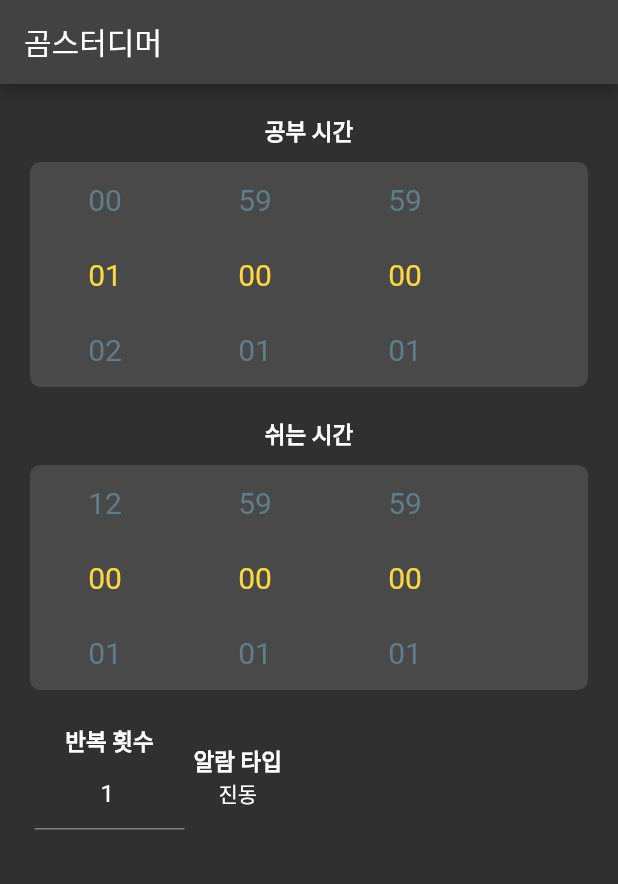
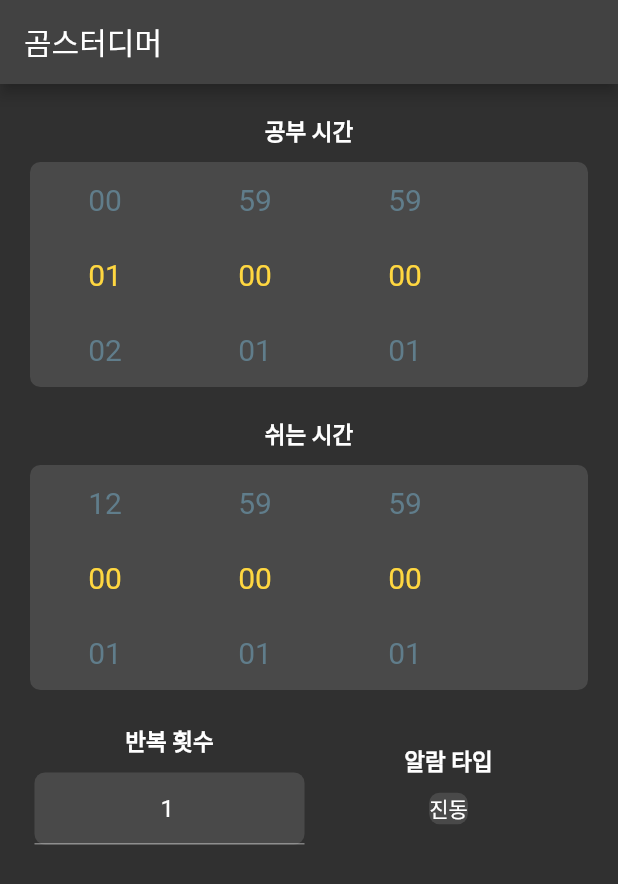
Before and after one commit to MISEONGKIM/studimer, a Flutter app: the screen it shows after launch, on a phone screen of 412 x 824 dp. Shown: the top 884 px of the screen. Run offline on Flutter 3.47's test engine with Material 2 defaults, Android fonts, the phone set to English and light mode, and no system bars; drawn by our look-alikes of numberpicker; our stand-ins replace floor, sqflite; accounts and stored records are empty; generated files the repository leaves out were written again.

Commit message:
NoticeType enum 추가

```diff
--- a/lib/src/core/resources/type.dart
+++ b/lib/src/core/resources/type.dart
@@ -1 +1,3 @@
 enum FocusNum { none, studytime, resttime, repeat, notice }
+
+enum NoticeType { sounds, vivration, message }
--- a/lib/src/presentation/views/main_view.dart
+++ b/lib/src/presentation/views/main_view.dart
@@ -43,11 +43,12 @@ class MainView extends StatelessWidget {
                           focusNum: FocusNum.resttime,
                         )),
                     Row(
+                      mainAxisAlignment: MainAxisAlignment.center,
                       children: [
                         _enableCheck(provider.focusOn, FocusNum.repeat,
-                            const RepeatWidget()),
+                            const Expanded(child: RepeatWidget())),
                         _enableCheck(provider.focusOn, FocusNum.notice,
-                            const NoticeWidget())
+                            const Expanded(child: NoticeWidget()))
                       ],
                     )
                   ],
--- a/lib/src/presentation/widgets/notice/notice_list_container.dart
+++ b/lib/src/presentation/widgets/notice/notice_list_container.dart
@@ -1,5 +1,8 @@
-import 'package:flutter/cupertino.dart';
+import 'package:flutter/material.dart';
 import 'package:studimer/src/core/common/provider_consumer.dart';
+import 'package:studimer/src/core/resources/type.dart';
+
+import 'notice_list.dart';
 
 class NoticeListContainer extends StatelessWidget {
   const NoticeListContainer({Key? key}) : super(key: key);
@@ -7,8 +10,19 @@ class NoticeListContainer extends StatelessWidget {
   @override
   Widget build(BuildContext context) {
     return CycleOptionPrvdConsumer(
-        builder: (context, provider) => GestureDetector(
-              child: Text(provider.oneCycle.notice!.noticeName),
-            ));
+      builder: (context, provider) => provider.focusOn == FocusNum.notice
+          ? NoticeList(initValue: provider.oneCycle.notice!)
+          : Container(
+              margin: const EdgeInsets.only(top: 10),
+              decoration: BoxDecoration(
+                color: Colors.white12,
+                borderRadius: BorderRadius.circular(7),
+              ),
+              child: GestureDetector(
+                  onTap: () {
+                    provider.setFocusOn(FocusNum.notice);
+                  },
+                  child: Text(provider.oneCycle.notice!.noticeName))),
+    );
   }
 }
--- a/lib/src/presentation/widgets/repeat/repeat_textfield.dart
+++ b/lib/src/presentation/widgets/repeat/repeat_textfield.dart
@@ -14,8 +14,12 @@ class RepeatTextField extends StatelessWidget {
   @override
   Widget build(BuildContext context) {
     return CycleOptionPrvdConsumer(
-        builder: (context, provider) => SizedBox(
-            width: 100,
+        builder: (context, provider) => Container(
+            margin: const EdgeInsets.only(top: 10),
+            decoration: BoxDecoration(
+              color: Colors.white12,
+              borderRadius: BorderRadius.circular(7),
+            ),
             child: TextFormField(
               textInputAction: TextInputAction.done,
               onFieldSubmitted: (term) {
```
Also changed, not shown: lib/src/data/models/internal/notice.dart (+7 -4 lines), lib/src/presentation/widgets/notice/notice_list.dart (+6 -3 lines).
